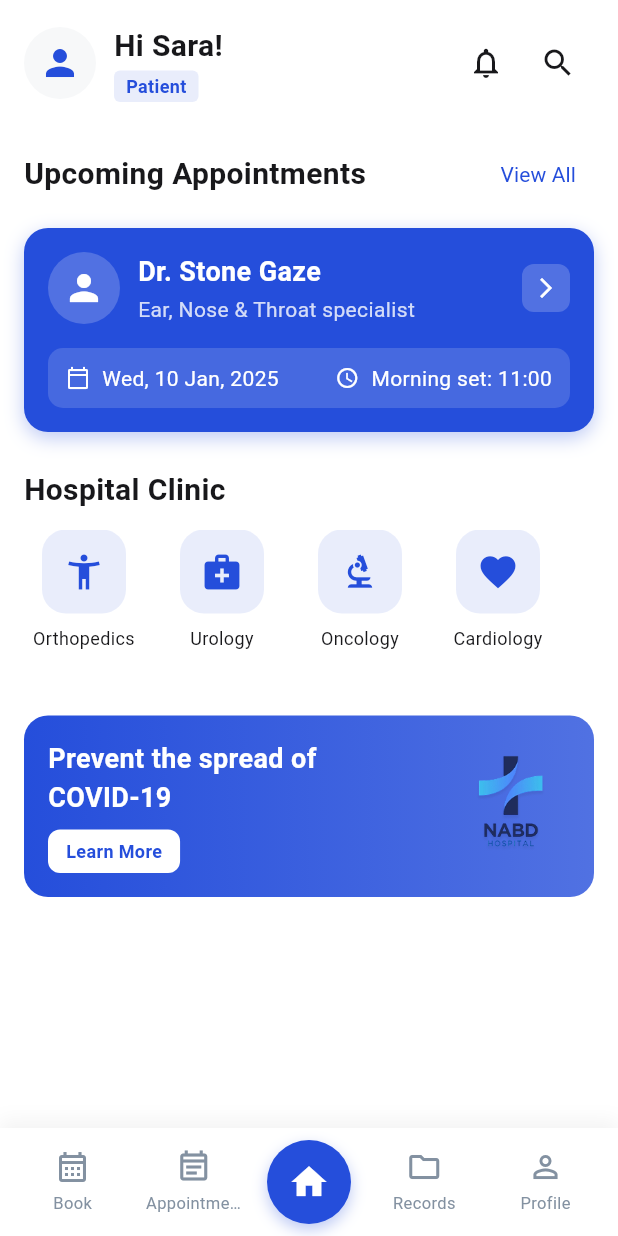
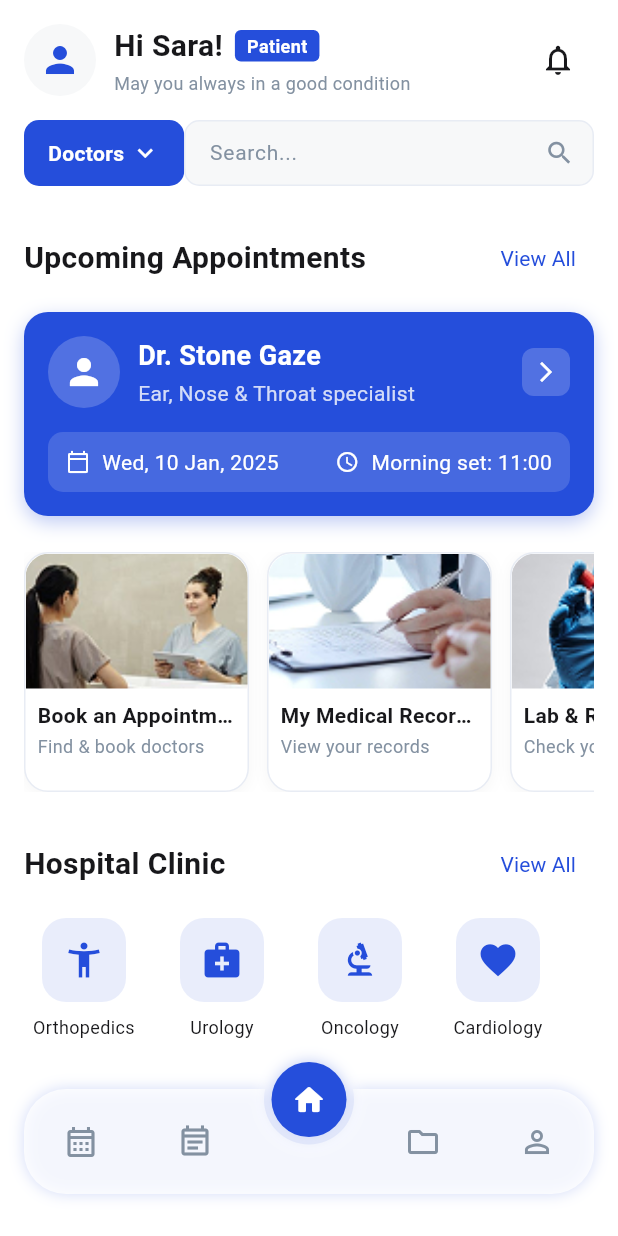
Before and after one commit to Nabd-System/Mobile, a Flutter app: the MainLayoutScreen screen opened directly, on a phone screen of 412 x 824 dp. Run offline on Flutter 3.47's test engine with Material 3 defaults, Android fonts, the phone set to English and light mode, and no system bars; drawn by our look-alikes of circle_nav_bar; our stand-ins replace dio, flutter_bloc, hive_flutter, internet_connection_checker_plus, shared_preferences, smooth_page_indicator; accounts and stored records are empty; Roboto replaces fonts that are missing (DM Serif Display); project files that could hold a hidden picture were left out.

Commit message:
feat: home screen complete + glass nav bar with circle_nav_bar package

```diff
--- a/lib/core/constants/app_assets.dart
+++ b/lib/core/constants/app_assets.dart
@@ -8,4 +8,8 @@ class AppAssets {
   static const String eye = 'assets/icons/eye.svg';
   static const String notification = 'assets/icons/notification.svg';
   static const String logout = 'assets/icons/logout.svg';
+  static const String bookappointment = 'assets/images/bookappoitment.png';
+  static const String medicalrecords = 'assets/images/medicalrecords.png';
+  static const String labres = 'assets/images/labres.png';
+  static const String aipc = 'assets/images/aipc.png';
 }
--- a/lib/features/home/presentation/pages/home_screen.dart
+++ b/lib/features/home/presentation/pages/home_screen.dart
@@ -1,27 +1,54 @@
 import 'package:flutter/material.dart';
+import 'package:nabd/core/constants/app_assets.dart';
 import 'package:nabd/core/theme/app_colors.dart';
 import 'package:nabd/core/theme/app_text_styles.dart';
 import 'package:nabd/core/utils/navigation.dart';
 import 'package:nabd/features/home/presentation/widgets/home_header.dart';
+import 'package:nabd/features/home/presentation/widgets/doctor_search_bar.dart';
 import 'package:nabd/features/home/presentation/widgets/upcoming_appointment_card.dart';
 import 'package:nabd/features/home/presentation/widgets/specializations_section.dart';
 import 'package:nabd/features/home/presentation/widgets/health_tip_banner.dart';
+import 'package:nabd/features/home/presentation/widgets/quick_actions_section.dart';
 import 'package:nabd/features/queue/presentation/pages/queue_status_screen.dart';
+import 'package:nabd/features/main_layout/presentation/pages/main_layout_screen.dart';
 
 class HomeScreen extends StatelessWidget {
   const HomeScreen({super.key});
+
+  void _navigateToTab(BuildContext context, int tabIndex) {
+    final mainLayout = context.findAncestorStateOfType<MainLayoutScreenState>();
+    if (mainLayout != null) {
+      mainLayout.changeTab(tabIndex);
+    }
+  }
 
   @override
   Widget build(BuildContext context) {
     return Scaffold(
       body: SafeArea(
         child: SingleChildScrollView(
-          padding: const EdgeInsets.all(16),
+          padding: const EdgeInsets.only(
+            left: 16,
+            right: 16,
+            top: 16,
+            bottom: 100,
+          ),
           child: Column(
             crossAxisAlignment: CrossAxisAlignment.start,
             children: [
               // Header
               const HomeHeader(userName: 'Sara', userType: 'Patient'),
+              const SizedBox(height: 16),
+
+              // Search Bar
+              DoctorSearchBar(
+                onSearch: (query) {
+                  // TODO: search for doctor
+                },
+                onFilterTap: () {
+                  // TODO: show filter options
+                },
+              ),
               const SizedBox(height: 24),
 
               // Upcoming Appointments
@@ -33,9 +60,7 @@ class HomeScreen extends StatelessWidget {
                     style: AppTextStyles.heading3(),
                   ),
                   TextButton(
-                    onPressed: () {
-                      // TODO: navigate to all appointments
-                    },
+                    onPressed: () => _navigateToTab(context, 1),
                     child: Text(
                       'View All',
                       style: AppTextStyles.bodySmall(
@@ -58,15 +83,64 @@ class HomeScreen extends StatelessWidget {
               ),
               const SizedBox(height: 24),
 
+              // Quick Actions
+              QuickActionsSection(
+                items: [
+                  QuickActionItem(
+                    title: 'Book an Appointment',
+                    subtitle: 'Find & book doctors',
+                    image: AppAssets.bookappointment,
+                    onTap: () => _navigateToTab(context, 0),
+                  ),
+                  QuickActionItem(
+                    title: 'My Medical Records',
+                    subtitle: 'View your records',
+                    image: AppAssets.medicalrecords,
+                    onTap: () => _navigateToTab(context, 3),
+                  ),
+                  QuickActionItem(
+                    title: 'Lab & Radiology',
+                    subtitle: 'Check your results',
+                    image: AppAssets.labres,
+                    onTap: () => _navigateToTab(context, 3),
+                  ),
+                  QuickActionItem(
+                    title: 'AI Health Assistant',
+                    subtitle: 'Chat with AI',
+                    image: AppAssets.aipc,
+                    onTap: () {
+                      // TODO: navigate to AI chat
+                    },
+                  ),
+                ],
+              ),
+              const SizedBox(height: 24),
+
               // Hospital Clinic
-              Text('Hospital Clinic', style: AppTextStyles.heading3()),
+              Row(
+                mainAxisAlignment: MainAxisAlignment.spaceBetween,
+                children: [
+                  Text('Hospital Clinic', style: AppTextStyles.heading3()),
+                  TextButton(
+                    onPressed: () {
+                      // TODO: view all
+                    },
+                    child: Text(
+                      'View All',
+                      style: AppTextStyles.bodySmall(
+                        color: AppColors.primaryColor,
+                      ),
+                    ),
+                  ),
+                ],
+              ),
               const SizedBox(height: 12),
               const SpecializationsSection(),
               const SizedBox(height: 24),
 
               // Health Tips
               const HealthTipBanner(
-                title: 'Prevent the spread of COVID-19',
+                title: 'Prevent the spread of COVID-19 Virus',
                 imageAsset: 'assets/images/nabdlogopng.png',
               ),
             ],
--- /dev/null
+++ b/lib/features/home/presentation/widgets/doctor_search_bar.dart
@@ -0,0 +1,90 @@
+import 'package:flutter/material.dart';
+import 'package:nabd/core/theme/app_colors.dart';
+import 'package:nabd/core/theme/app_text_styles.dart';
+
+class DoctorSearchBar extends StatelessWidget {
+  const DoctorSearchBar({super.key, this.onSearch, this.onFilterTap});
+
+  final void Function(String)? onSearch;
+  final VoidCallback? onFilterTap;
+
+  @override
+  Widget build(BuildContext context) {
+    return Row(
+      children: [
+        // Doctors Dropdown
+        GestureDetector(
+          onTap: onFilterTap,
+          child: Container(
+            padding: const EdgeInsets.symmetric(horizontal: 16, vertical: 12),
+            decoration: BoxDecoration(
+              color: AppColors.primaryColor,
+              borderRadius: BorderRadius.circular(10),
+            ),
+            child: Row(
+              mainAxisSize: MainAxisSize.min,
+              children: [
+                Text(
+                  'Doctors',
+                  style: AppTextStyles.bodySmall(
+                    color: AppColors.whiteColor,
+                    fontWeight: FontWeight.w600,
+                  ),
+                ),
+                const SizedBox(width: 4),
+                const Icon(
+                  Icons.keyboard_arrow_down,
+                  color: AppColors.whiteColor,
+                  size: 20,
+                ),
+              ],
+            ),
+          ),
+        ),
+
+        // Search Field
+        Expanded(
+          child: Container(
+            height: 44,
+            decoration: BoxDecoration(
+              color: AppColors.accentColor,
+              borderRadius: BorderRadius.circular(10),
+              border: Border.all(color: AppColors.borderColor),
+            ),
+            child: Row(
+              children: [
+                Expanded(
+                  child: TextField(
+                    onChanged: onSearch,
+                    decoration: InputDecoration(
+                      hintText: 'Search...',
+                      hintStyle: AppTextStyles.bodySmall(
+                        color: AppColors.greyColor,
+                      ),
+                      border: InputBorder.none,
+                      enabledBorder: InputBorder.none,
+                      focusedBorder: InputBorder.none,
+                      contentPadding: const EdgeInsets.symmetric(
+                        horizontal: 12,
+                      ),
+                      isDense: true,
+                    ),
+                    style: AppTextStyles.bodySmall(),
+                  ),
+                ),
+                const Padding(
+                  padding: EdgeInsets.only(right: 12),
+                  child: Icon(
+                    Icons.search,
+                    color: AppColors.greyColor,
+                    size: 20,
+                  ),
+                ),
+              ],
+            ),
+          ),
+        ),
+      ],
+    );
+  }
+}
--- a/lib/features/home/presentation/widgets/home_header.dart
+++ b/lib/features/home/presentation/widgets/home_header.dart
@@ -12,43 +12,50 @@ class HomeHeader extends StatelessWidget {
   Widget build(BuildContext context) {
     return Row(
       children: [
-        // Avatar
         const CircleAvatar(
           radius: 24,
           backgroundColor: AppColors.accentColor,
           child: Icon(Icons.person, color: AppColors.primaryColor, size: 28),
         ),
         const SizedBox(width: 12),
-
-        // Name & Type
         Expanded(
           child: Column(
             crossAxisAlignment: CrossAxisAlignment.start,
+            children: [
+              Row(
                 children: [
                   Text(
                     'Hi $userName!',
                     style: AppTextStyles.heading3(fontWeight: FontWeight.bold),
                   ),
-              const SizedBox(height: 2),
+                  const SizedBox(width: 8),
                   Container(
-                padding: const EdgeInsets.symmetric(horizontal: 8, vertical: 2),
+                    padding: const EdgeInsets.symmetric(
+                      horizontal: 8,
+                      vertical: 2,
+                    ),
                     decoration: BoxDecoration(
-                  color: AppColors.primaryColor.withValues(alpha: 0.1),
+                      color: AppColors.primaryColor,
                       borderRadius: BorderRadius.circular(4),
                     ),
                     child: Text(
                       userType,
                       style: AppTextStyles.caption(
-                    color: AppColors.primaryColor,
+                        color: AppColors.whiteColor,
                         fontWeight: FontWeight.w600,
                       ),
                     ),
                   ),
                 ],
               ),
+              const SizedBox(height: 2),
+              Text(
+                'May you always in a good condition',
+                style: AppTextStyles.caption(color: AppColors.greyColor),
               ),
-
-        // Notification Icon
+            ],
+          ),
+        ),
         IconButton(
           onPressed: () {
             // TODO: notifications
@@ -58,14 +65,6 @@ class HomeHeader extends StatelessWidget {
             color: AppColors.darkColor,
           ),
         ),
-
-        // Search Icon
-        IconButton(
-          onPressed: () {
-            // TODO: search
-          },
-          icon: const Icon(Icons.search, color: AppColors.darkColor),
-        ),
       ],
     );
   }
--- /dev/null
+++ b/lib/features/home/presentation/widgets/quick_actions_section.dart
@@ -0,0 +1,111 @@
+import 'package:flutter/material.dart';
+import 'package:nabd/core/theme/app_colors.dart';
+import 'package:nabd/core/theme/app_text_styles.dart';
+
+class QuickActionItem {
+  final String title;
+  final String subtitle;
+  final String image;
+  final VoidCallback onTap;
+
+  const QuickActionItem({
+    required this.title,
+    required this.subtitle,
+    required this.image,
+    required this.onTap,
+  });
+}
+
+class QuickActionsSection extends StatelessWidget {
+  const QuickActionsSection({super.key, required this.items});
+
+  final List<QuickActionItem> items;
+
+  @override
+  Widget build(BuildContext context) {
+    return SizedBox(
+      height: 160,
+      child: ListView.separated(
+        scrollDirection: Axis.horizontal,
+        itemCount: items.length,
+        separatorBuilder: (context, index) => const SizedBox(width: 12),
+        itemBuilder: (context, index) {
+          final item = items[index];
+          return _buildCard(item);
+        },
+      ),
+    );
+  }
+
+  Widget _buildCard(QuickActionItem item) {
+    return GestureDetector(
+      onTap: item.onTap,
+      child: Container(
+        width: 150,
+        decoration: BoxDecoration(
+          color: AppColors.whiteColor,
+          borderRadius: BorderRadius.circular(16),
+          border: Border.all(color: AppColors.borderColor),
+          boxShadow: [
+            BoxShadow(
+              color: Colors.black.withValues(alpha: 0.04),
+              blurRadius: 8,
+              offset: const Offset(0, 2),
+            ),
+          ],
+        ),
+        child: Column(
+          crossAxisAlignment: CrossAxisAlignment.start,
+          children: [
+            // Image
+            ClipRRect(
+              borderRadius: const BorderRadius.vertical(
+                top: Radius.circular(16),
+              ),
+              child: Image.asset(
+                item.image,
+                width: 150,
+                height: 90,
+                fit: BoxFit.cover,
+                errorBuilder: (context, error, stackTrace) {
+                  return Container(
+                    width: 150,
+                    height: 90,
+                    color: AppColors.accentColor,
+                    child: const Icon(
+                      Icons.image_outlined,
+                      color: AppColors.greyColor,
+                    ),
+                  );
+                },
+              ),
+            ),
+
+            // Text
+            Padding(
+              padding: const EdgeInsets.all(8),
+              child: Column(
+                crossAxisAlignment: CrossAxisAlignment.start,
+                children: [
+                  Text(
+                    item.title,
+                    style: AppTextStyles.bodySmall(fontWeight: FontWeight.w600),
+                    maxLines: 1,
+                    overflow: TextOverflow.ellipsis,
+                  ),
+                  const SizedBox(height: 2),
+                  Text(
+                    item.subtitle,
+                    style: AppTextStyles.caption(color: AppColors.greyColor),
+                    maxLines: 1,
+                    overflow: TextOverflow.ellipsis,
+                  ),
+                ],
+              ),
+            ),
+          ],
+        ),
+      ),
+    );
+  }
+}
--- a/lib/features/main_layout/presentation/pages/main_layout_screen.dart
+++ b/lib/features/main_layout/presentation/pages/main_layout_screen.dart
@@ -10,11 +10,11 @@ class MainLayoutScreen extends StatefulWidget {
   const MainLayoutScreen({super.key});
 
   @override
-  State<MainLayoutScreen> createState() => _MainLayoutScreenState();
+  State<MainLayoutScreen> createState() => MainLayoutScreenState();
 }
 
-class _MainLayoutScreenState extends State<MainLayoutScreen> {
-  int _currentIndex = 2; // Home is default
+class MainLayoutScreenState extends State<MainLayoutScreen> {
+  int _currentIndex = 2;
 
   final List<Widget> _screens = const [
     BookAppointmentScreen(),
@@ -24,17 +24,20 @@ class _MainLayoutScreenState extends State<MainLayoutScreen> {
     PatientProfileScreen(),
   ];
 
+  void changeTab(int index) {
+    setState(() {
+      _currentIndex = index;
+    });
+  }
+
   @override
   Widget build(BuildContext context) {
     return Scaffold(
+      extendBody: true,
       body: IndexedStack(index: _currentIndex, children: _screens),
       bottomNavigationBar: AppBottomNavBar(
         currentIndex: _currentIndex,
-        onTap: (index) {
-          setState(() {
-            _currentIndex = index;
-          });
-        },
+        onTap: changeTab,
       ),
     );
   }
--- a/lib/features/main_layout/presentation/widgets/app_bottom_nav_bar.dart
+++ b/lib/features/main_layout/presentation/widgets/app_bottom_nav_bar.dart
@@ -1,3 +1,4 @@
+import 'package:circle_nav_bar/circle_nav_bar.dart';
 import 'package:flutter/material.dart';
 import 'package:nabd/core/theme/app_colors.dart';
 
@@ -13,121 +14,35 @@ class AppBottomNavBar extends StatelessWidget {
 
   @override
   Widget build(BuildContext context) {
-    return Container(
-      decoration: BoxDecoration(
-        color: AppColors.whiteColor,
-        boxShadow: [
-          BoxShadow(
-            color: Colors.black.withValues(alpha: 0.05),
-            blurRadius: 10,
-            offset: const Offset(0, -5),
-          ),
+    return Padding(
+      padding: const EdgeInsets.only(bottom: 8),
+      child: CircleNavBar(
+        activeIndex: currentIndex,
+        onTap: onTap,
+        activeIcons: const [
+          Icon(Icons.calendar_month, color: AppColors.whiteColor),
+          Icon(Icons.event_note, color: AppColors.whiteColor),
+          Icon(Icons.home_rounded, color: AppColors.whiteColor),
+          Icon(Icons.folder, color: AppColors.whiteColor),
+          Icon(Icons.person, color: AppColors.whiteColor),
         ],
-      ),
-      child: SafeArea(
-        child: Padding(
-          padding: const EdgeInsets.symmetric(horizontal: 8, vertical: 8),
-          child: Row(
-            mainAxisAlignment: MainAxisAlignment.spaceAround,
-            children: [
-              _buildNavItem(
-                index: 0,
-                icon: Icons.calendar_month_outlined,
-                activeIcon: Icons.calendar_month,
-                label: 'Book',
-              ),
-              _buildNavItem(
-                index: 1,
-                icon: Icons.event_note_outlined,
-                activeIcon: Icons.event_note,
-                label: 'Appointments',
-              ),
-              _buildHomeButton(),
-              _buildNavItem(
-                index: 3,
-                icon: Icons.folder_outlined,
-                activeIcon: Icons.folder,
-                label: 'Records',
-              ),
-              _buildNavItem(
-                index: 4,
-                icon: Icons.person_outline,
-                activeIcon: Icons.person,
-                label: 'Profile',
-              ),
-            ],
-          ),
-        ),
-      ),
-    );
-  }
-
-  Widget _buildNavItem({
-    required int index,
-    required IconData icon,
-    required IconData activeIcon,
-    required String label,
-  }) {
-    final isSelected = currentIndex == index;
-    return GestureDetector(
-      onTap: () => onTap(index),
-      behavior: HitTestBehavior.opaque,
-      child: SizedBox(
-        width: 64,
-        child: Column(
-          mainAxisSize: MainAxisSize.min,
-          children: [
-            Icon(
-              isSelected ? activeIcon : icon,
-              color: isSelected ? AppColors.primaryColor : AppColors.greyColor,
-              size: 24,
-            ),
-            const SizedBox(height: 4),
-            Text(
-              label,
-              style: TextStyle(
-                fontSize: 11,
-                color: isSelected
-                    ? AppColors.primaryColor
-                    : AppColors.greyColor,
-                fontWeight: isSelected ? FontWeight.w600 : FontWeight.normal,
-              ),
-              maxLines: 1,
-              overflow: TextOverflow.ellipsis,
-            ),
-          ],
-        ),
-      ),
-    );
-  }
-
-  Widget _buildHomeButton() {
-    final isSelected = currentIndex == 2;
-    return GestureDetector(
-      onTap: () => onTap(2),
-      child: Container(
-        width: 56,
-        height: 56,
-        decoration: BoxDecoration(
-          color: isSelected
-              ? AppColors.primaryColor
-              : AppColors.primaryColor.withValues(alpha: 0.1),
-          shape: BoxShape.circle,
-          boxShadow: isSelected
-              ? [
-                  BoxShadow(
-                    color: AppColors.primaryColor.withValues(alpha: 0.3),
-                    blurRadius: 8,
-                    offset: const Offset(0, 4),
-                  ),
-                ]
-              : [],
-        ),
-        child: Icon(
-          Icons.home,
-          color: isSelected ? AppColors.whiteColor : AppColors.primaryColor,
-          size: 28,
-        ),
+        inactiveIcons: const [
+          Icon(Icons.calendar_month_outlined, color: AppColors.greyColor),
+          Icon(Icons.event_note_outlined, color: AppColors.greyColor),
+          Icon(Icons.home_outlined, color: AppColors.greyColor),
+          Icon(Icons.folder_outlined, color: AppColors.greyColor),
+          Icon(Icons.person_outline, color: AppColors.greyColor),
+        ],
+        height: 70,
+        circleWidth: 50,
+        color: AppColors.whiteColor.withValues(alpha: 0.75),
+        circleColor: AppColors.primaryColor,
+        shadowColor: AppColors.primaryColor.withValues(alpha: 0.2),
+        elevation: 8,
+        padding: const EdgeInsets.only(left: 16, right: 16, bottom: 20),
+        cornerRadius: const BorderRadius.all(Radius.circular(28)),
+        tabCurve: Curves.easeOutBack,
+        circleShadowColor: AppColors.primaryColor.withValues(alpha: 0.3),
       ),
     );
   }
--- a/pubspec.yaml
+++ b/pubspec.yaml
@@ -19,6 +19,7 @@ dependencies:
   onbackground_shared_prefrences: ^0.0.2
   shared_preferences: ^2.5.4
   smooth_page_indicator: ^2.0.1
+  circle_nav_bar: ^2.1.0
 
 dev_dependencies:
   flutter_lints: ^6.0.0
```
Also changed, not shown: assets/images/aipc.png (added), assets/images/bookappoitment.png (added), assets/images/labres.png (added), assets/images/medicalrecords.png (added), pubspec.lock. Lines whose indentation alone changed are shown as unchanged.
